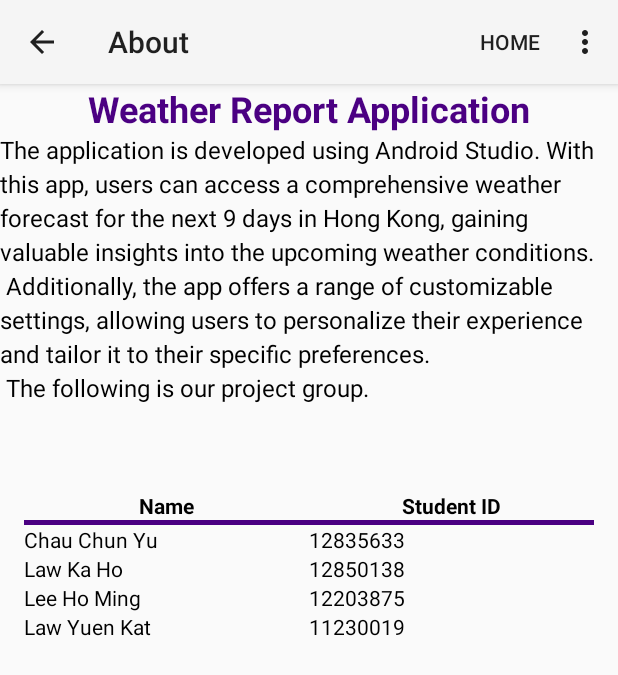
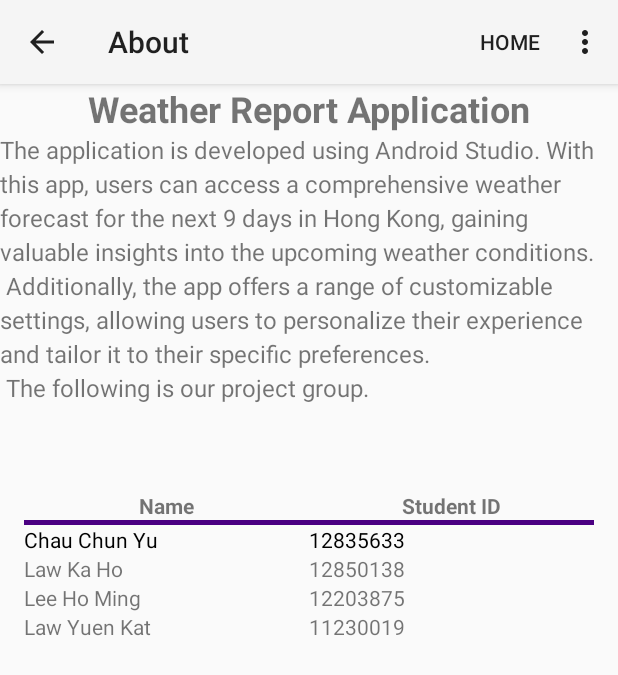
Before and after one commit to ssdjustinchau/weatherapp, an Android app: the AboutActivity screen opened directly, with no data from a screen before it, on a phone screen of 412 x 824 dp. Shown: the top 675 px of the screen. Run offline under Robolectric (Android 15) with nearby library versions, the phone set to English and light mode, and no system bars.

Commit message:
adjust the about screen
delete the color of each item.
android:textColor="@color/dark_purple"

android:textColor="@color/black"

```diff
--- a/app/src/main/res/layout/activity_about.xml
+++ b/app/src/main/res/layout/activity_about.xml
@@ -12,7 +12,7 @@
         android:text="@string/title_text"
         android:textSize="24sp"
         android:textStyle="bold"
-        android:textColor="@color/dark_purple"
+
         app:layout_constraintLeft_toLeftOf="parent"
         app:layout_constraintTop_toTopOf="parent"
         app:layout_constraintRight_toRightOf="parent" />
@@ -23,7 +23,7 @@
         android:layout_height="wrap_content"
         android:text="@string/description_text"
         android:textSize="16sp"
-        android:textColor="@color/black"
+
         android:lineSpacingMultiplier="1.2"
         app:layout_constraintLeft_toLeftOf="parent"
         app:layout_constraintTop_toBottomOf="@+id/title"
@@ -49,7 +49,6 @@
                 android:layout_weight="1"
                 android:gravity="center"
                 android:text="Name"
-                android:textColor="@color/black"
                 android:textStyle="bold" />
 
             <TextView
@@ -58,7 +57,6 @@
                 android:layout_weight="1"
                 android:gravity="center"
                 android:text="Student ID"
-                android:textColor="@color/black"
                 android:textStyle="bold" />
         </TableRow>
 
@@ -93,14 +91,14 @@
                 android:layout_height="wrap_content"
                 android:layout_weight="1"
                 android:text="Law Ka Ho"
-                android:textColor="@color/black" />
+ />
 
             <TextView
                 android:layout_width="0dp"
                 android:layout_height="wrap_content"
                 android:layout_weight="1"
                 android:text="12850138"
-                android:textColor="@color/black" />
+ />
         </TableRow>
 
         <!-- Row for Member 3 -->
@@ -111,14 +109,14 @@
                 android:layout_height="wrap_content"
                 android:layout_weight="1"
                 android:text="Lee Ho Ming"
-                android:textColor="@color/black" />
+ />
 
             <TextView
                 android:layout_width="0dp"
                 android:layout_height="wrap_content"
                 android:layout_weight="1"
                 android:text="12203875"
-                android:textColor="@color/black" />
+ />
         </TableRow>
 
         <!-- Row for Member 4 -->
@@ -129,14 +127,14 @@
                 android:layout_height="wrap_content"
                 android:layout_weight="1"
                 android:text="Law Yuen Kat"
-                android:textColor="@color/black" />
+ />
 
             <TextView
                 android:layout_width="0dp"
                 android:layout_height="wrap_content"
                 android:layout_weight="1"
                 android:text="11230019"
-                android:textColor="@color/black" />
+ />
         </TableRow>
 
     </TableLayout>
```
